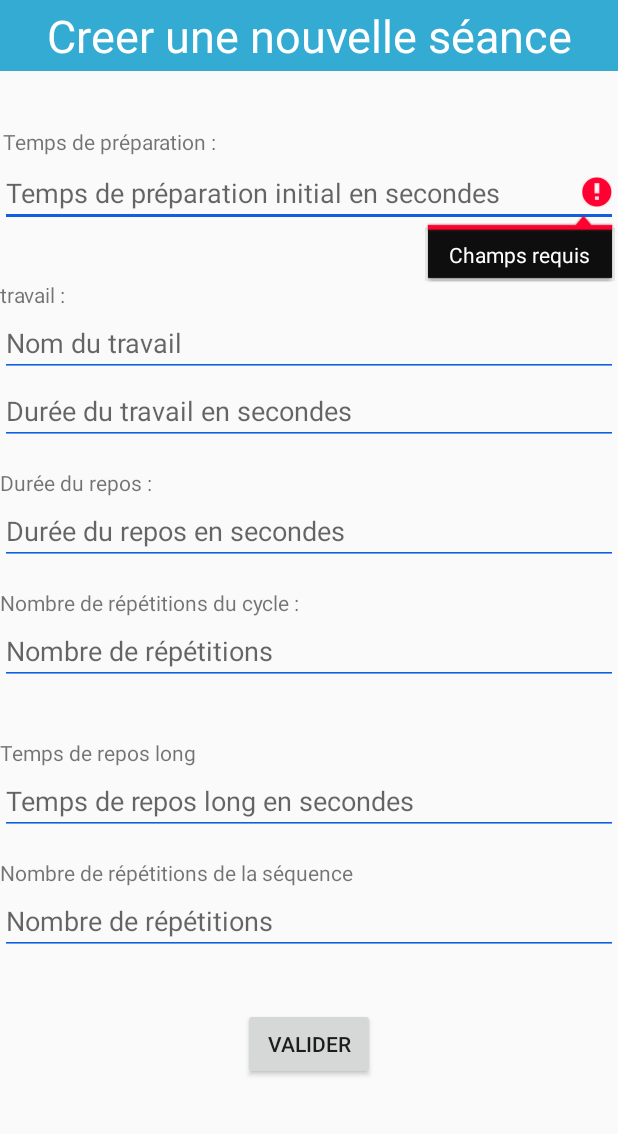
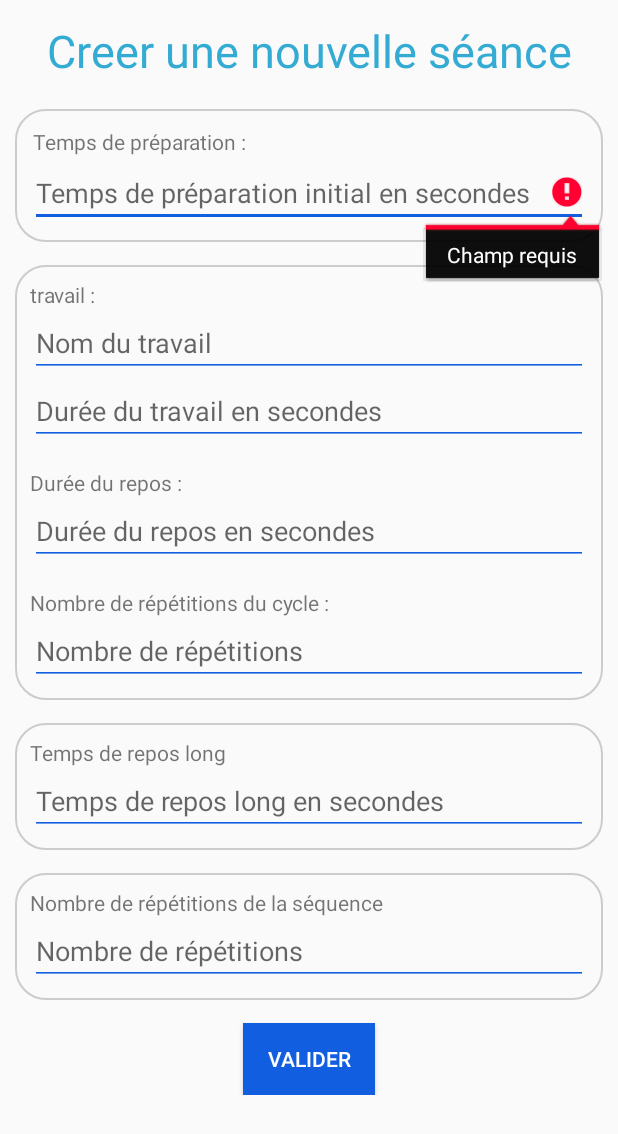
Before and after one commit to teo20515/Projet_HIIT, an Android app: the CreerEntrainementActivity screen opened directly, with no data from a screen before it, after a tap on "VALIDER", on a phone screen of 412 x 824 dp. Shown: the top 1134 px of the screen. Run offline under Robolectric (Android 15) with nearby library versions, the phone set to English and light mode, and no system bars; our stand-ins replace Room's generated code.

Commit message:
-Creation de séance -Ajout de la base de données -Sauvegarde de séances dans la base de données

```diff
--- a/app/src/main/java/com/example/projet_hiit/CreerEntrainementActivity.java
+++ b/app/src/main/java/com/example/projet_hiit/CreerEntrainementActivity.java
@@ -17,8 +17,10 @@ import com.example.projet_hiit.db.model.Travail;
 
 public class CreerEntrainementActivity extends AppCompatActivity {
 
+    //Initialisation de la base de données
     private DatabaseClient db;
 
+    //Identification des éléments nécessaires pour créer la séance, utilisés comme clé du SparseArray mapEditText
     private static final int PREPARATION = 0;
     private static final int NOM_TRAVAIL = 1;
     private static final int DUREE_TRAVAIL = 2;
@@ -27,30 +29,45 @@ public class CreerEntrainementActivity extends AppCompatActivity {
     private static final int DUREE_REPOS_LONG = 5;
     private static final int REPETITIONS_SEQUENCE = 6;
 
-    private SparseArray<EditText> mapEditText = new SparseArray<>();
-
     @Override
     protected void onCreate(Bundle savedInstanceState) {
         super.onCreate(savedInstanceState);
         setContentView(R.layout.activity_creer_entrainement);
 
+        //Instantiation de la base de données
         db = DatabaseClient.getInstance(getApplicationContext());
+    }
+
+    //Recupere les données entrées par l'utilisateur
+    private SparseArray<EditText> recupererDonnees(){
+        SparseArray<EditText> array = new SparseArray<>();  //Optimal pour des clés de type Integer par rapport à une HashMap
+        array.put(NOM_TRAVAIL,((EditText) findViewById(R.id.creerEntrainementNomTravail)));
+        array.put(DUREE_TRAVAIL,((EditText)findViewById(R.id.creerEntrainementDureeTravail)));
+        array.put(DUREE_REPOS,((EditText)findViewById(R.id.creerEntrainementDureeRepos)));
+        array.put(REPETITIONS_CYCLE,((EditText)findViewById(R.id.creerEntrainementRepetitionsCycle)));
+        array.put(DUREE_REPOS_LONG,((EditText)findViewById(R.id.creerEntrainementDureeReposLong)));
+        array.put(REPETITIONS_SEQUENCE,((EditText)findViewById(R.id.creerEntrainementRepetitionsSequence)));
+        array.put(PREPARATION,((EditText)findViewById(R.id.creerEntrainementPreparation)));
+
+        return array;
     }
 
     public void creerNouvelleSeance(View view) {
 
-        recupererDonnees(); //Met à jour la variable mapEdittext avec les données de l'utilisateur
+        SparseArray<EditText> mapEditText = recupererDonnees(); //Met à jour la variable mapEditText avec les données de l'utilisateur
 
-        int i = 0; boolean noErrors = true;
-        while(i<mapEditText.size() && noErrors){
-            noErrors = !mapEditText.valueAt(i).getText().toString().trim().isEmpty();
+        //Vérification que tous les champs ont une valeur
+        int i = 0; boolean Errors = false;
+        while(i<mapEditText.size() && !Errors){
+            Errors = mapEditText.valueAt(i).getText().toString().trim().isEmpty();
             i++;
         }
 
-        if (!noErrors){
-            mapEditText.valueAt(i-1).setError("Champs requis");
+        //En cas d'erreur on affiche un message sur le champ problématique et on le séléctionne pour l'utilisateur
+        if (Errors){
+            mapEditText.valueAt(i-1).setError("Champ requis");
             mapEditText.valueAt(i-1).requestFocus();
-            return;
+            return; //Stoppe le traitement
         }
 
         Travail travail = new Travail(
@@ -109,14 +126,4 @@ public class CreerEntrainementActivity extends AppCompatActivity {
 
     }
 
-    private void recupererDonnees(){
-        mapEditText.put(NOM_TRAVAIL,((EditText) findViewById(R.id.creerEntrainementNomTravail)));
-        mapEditText.put(DUREE_TRAVAIL,((EditText)findViewById(R.id.creerEntrainementDureeTravail)));
-        mapEditText.put(DUREE_REPOS,((EditText)findViewById(R.id.creerEntrainementDureeRepos)));
-        mapEditText.put(REPETITIONS_CYCLE,((EditText)findViewById(R.id.creerEntrainementRepetitionsCycle)));
-        mapEditText.put(DUREE_REPOS_LONG,((EditText)findViewById(R.id.creerEntrainementDureeReposLong)));
-        mapEditText.put(REPETITIONS_SEQUENCE,((EditText)findViewById(R.id.creerEntrainementRepetitionsSequence)));
-        mapEditText.put(PREPARATION,((EditText)findViewById(R.id.creerEntrainementPreparation)));
-    }
-
 }
--- a/app/src/main/res/layout/activity_creer_entrainement.xml
+++ b/app/src/main/res/layout/activity_creer_entrainement.xml
@@ -8,7 +8,8 @@
     <LinearLayout
         android:layout_width="match_parent"
         android:layout_height="wrap_content"
-        android:orientation="vertical">
+        android:orientation="vertical"
+        android:padding="10sp">
 
         <TextView
             android:layout_width="match_parent"
@@ -16,12 +17,15 @@
             android:text="Creer une nouvelle séance"
             android:textSize="30sp"
             android:gravity="center"
-            android:textColor="@color/white"
-            android:background="@color/lightBlue"
+            android:textColor="@color/lightBlue"
             android:padding="3sp"
-            android:layout_marginBottom="35sp"/>
+            android:layout_marginBottom="15sp"/>
 
-
+    <LinearLayout
+        android:layout_width="match_parent"
+        android:layout_height="wrap_content"
+        android:orientation="vertical"
+        android:background="@drawable/customborder">
 
         <TextView
             android:layout_width="wrap_content"
@@ -37,13 +41,19 @@
             android:hint="Temps de préparation initial en secondes"
             android:backgroundTint="@color/midBlue"/>
 
+    </LinearLayout>
 
+    <LinearLayout
+        android:layout_width="match_parent"
+        android:layout_height="wrap_content"
+        android:orientation="vertical"
+        android:layout_marginTop="15sp"
+        android:background="@drawable/customborder">
 
         <TextView
             android:layout_width="wrap_content"
             android:layout_height="wrap_content"
-            android:text="travail : "
-            android:layout_marginTop="35sp"/>
+            android:text="travail : "/>
 
         <EditText
             android:id="@+id/creerEntrainementNomTravail"
@@ -81,6 +91,7 @@
             android:text="Nombre de répétitions du cycle :"
             android:layout_marginTop="15sp"/>
 
+
         <EditText
             android:id="@+id/creerEntrainementRepetitionsCycle"
             android:layout_width="match_parent"
@@ -89,13 +100,19 @@
             android:hint="Nombre de répétitions"
             android:backgroundTint="@color/midBlue"/>
 
+    </LinearLayout>
 
+    <LinearLayout
+        android:layout_width="match_parent"
+        android:layout_height="wrap_content"
+        android:orientation="vertical"
+        android:layout_marginTop="15sp"
+        android:background="@drawable/customborder">
 
         <TextView
             android:layout_width="wrap_content"
             android:layout_height="wrap_content"
-            android:text="Temps de repos long"
-            android:layout_marginTop="35sp"/>
+            android:text="Temps de repos long"/>
 
         <EditText
             android:id="@+id/creerEntrainementDureeReposLong"
@@ -105,11 +122,19 @@
             android:hint="Temps de repos long en secondes"
             android:backgroundTint="@color/midBlue"/>
 
+    </LinearLayout>
+
+    <LinearLayout
+        android:layout_width="match_parent"
+        android:layout_height="wrap_content"
+        android:orientation="vertical"
+        android:layout_marginTop="15sp"
+        android:background="@drawable/customborder">
+
         <TextView
             android:layout_width="match_parent"
             android:layout_height="match_parent"
-            android:text="Nombre de répétitions de la séquence"
-            android:layout_marginTop="15sp"/>
+            android:text="Nombre de répétitions de la séquence"/>
 
         <EditText
             android:id="@+id/creerEntrainementRepetitionsSequence"
@@ -117,7 +142,9 @@
             android:layout_height="match_parent"
             android:inputType="number"
             android:hint="Nombre de répétitions"
-            android:backgroundTint="@color/midBlue"/>
+            android:backgroundTint="@color/midBlue" />
+
+    </LinearLayout>
 
         <Button
             android:layout_width="wrap_content"
@@ -125,7 +152,10 @@
             android:text="Valider"
             android:layout_gravity="center"
             android:onClick="creerNouvelleSeance"
-            android:layout_marginTop="35sp"/>
+            android:layout_marginTop="15sp"
+            android:background="@color/midBlue"
+            android:textColor="@color/white"/>
 
     </LinearLayout>
+
 </ScrollView>
```
Also changed, not shown: app/build.gradle (+10 -1 lines), app/src/main/java/com/example/projet_hiit/MainActivity.java (+9 -1 lines), app/src/main/res/layout/activity_main.xml (+21 -2 lines), app/src/main/res/layout/recyclerview_main_listeseances.xml (added, +18 -0 lines), app/src/main/res/drawable-v24/main_tapis_roulant.gif (renamed from app/src/main/res/drawable-v24/tapis_roulant.gif).
